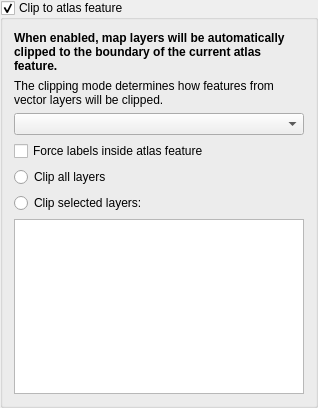
The window that src/ui/layout/qgslayoutmapclippingwidgetbase.ui (qgis/QGIS) describes before a commit, drawn with Qt 5.
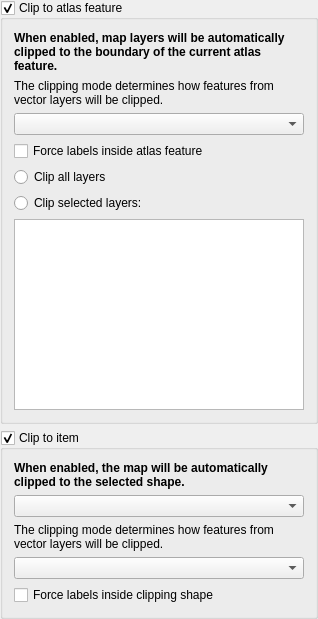
The same window after the commit. Custom widgets are drawn as their Qt base class.

Commit message:
[feature][layouts] Expose option to clip maps to a shape or polygon item in UI
Allows users to clip a map item to a shape or polygon item from their layout,
allowing for non-rectangular maps in the layout

```diff
--- a/src/ui/layout/qgslayoutmapclippingwidgetbase.ui
+++ b/src/ui/layout/qgslayoutmapclippingwidgetbase.ui
@@ -7,7 +7,7 @@
     <x>0</x>
     <y>0</y>
     <width>318</width>
-    <height>408</height>
+    <height>619</height>
    </rect>
   </property>
   <property name="sizePolicy">
@@ -98,6 +98,51 @@
      </layout>
     </widget>
    </item>
+   <item>
+    <widget class="QgsCollapsibleGroupBox" name="mClipToItemCheckBox">
+     <property name="title">
+      <string>Clip to item</string>
+     </property>
+     <property name="checkable">
+      <bool>true</bool>
+     </property>
+     <layout class="QGridLayout" name="gridLayout_2">
+      <item row="2" column="0">
+       <widget class="QLabel" name="label_2">
+        <property name="text">
+         <string>The clipping mode determines how features from vector layers will be clipped.</string>
+        </property>
+        <property name="wordWrap">
+         <bool>true</bool>
+        </property>
+       </widget>
+      </item>
+      <item row="0" column="0">
+       <widget class="QLabel" name="mClipToAtlasLabel_2">
+        <property name="text">
+         <string>&lt;b&gt;When enabled, the map will be automatically clipped to the selected shape.&lt;/b&gt;</string>
+        </property>
+        <property name="wordWrap">
+         <bool>true</bool>
+        </property>
+       </widget>
+      </item>
+      <item row="3" column="0">
+       <widget class="QComboBox" name="mItemClippingTypeComboBox"/>
+      </item>
+      <item row="4" column="0">
+       <widget class="QCheckBox" name="mForceLabelsInsideItemCheckBox">
+        <property name="text">
+         <string>Force labels inside clipping shape</string>
+        </property>
+       </widget>
+      </item>
+      <item row="1" column="0">
+       <widget class="QgsLayoutItemComboBox" name="mClipItemComboBox"/>
+      </item>
+     </layout>
+    </widget>
+   </item>
    <item>
     <spacer name="verticalSpacer">
      <property name="orientation">
@@ -121,6 +166,11 @@
    <header>qgscollapsiblegroupbox.h</header>
    <container>1</container>
   </customwidget>
+  <customwidget>
+   <class>QgsLayoutItemComboBox</class>
+   <extends>QComboBox</extends>
+   <header>qgslayoutitemcombobox.h</header>
+  </customwidget>
  </customwidgets>
  <resources/>
  <connections/>
```
The commit also changes 2 other files.
